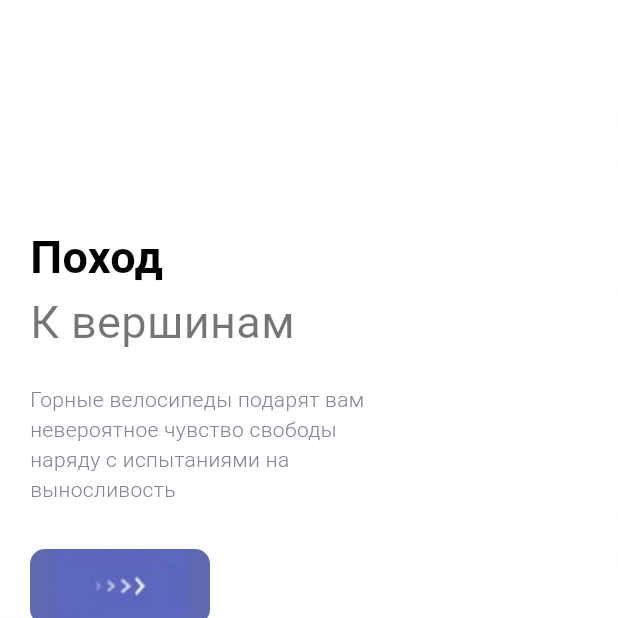
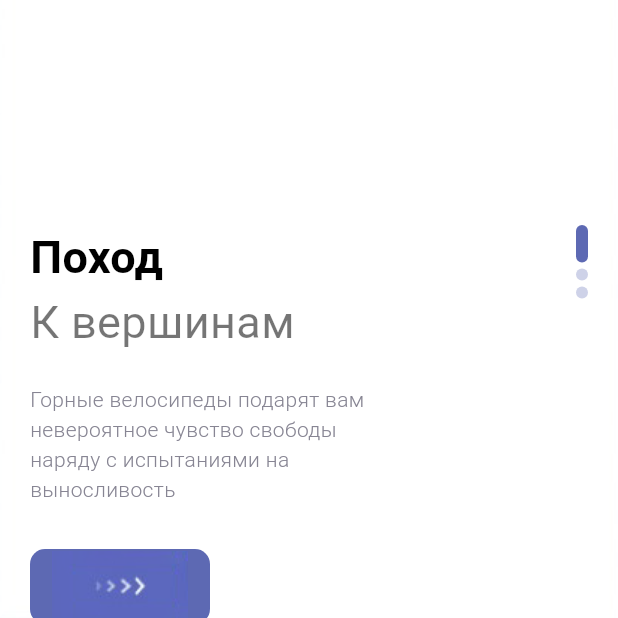
Before and after one commit to ereminmaksim/weatherAppFlutter, a Flutter app: the screen it shows after launch, on a phone screen of 412 x 824 dp, the top half of it. Run offline on Flutter 3.47's test engine with Material 3 defaults, Android fonts, the phone set to English and light mode, and no system bars.

Commit message:
cubit_flutter - добавлен вертикальный динамический слайдер с прокруткой страниц

```diff
--- a/lib/pages/welcome_page.dart
+++ b/lib/pages/welcome_page.dart
@@ -14,16 +14,17 @@ class WelcomePage extends StatefulWidget {
 
 class _WelcomePageState extends State<WelcomePage> {
   List images = ["welcome-one.png", "welcome-two.png", "welcome-three.png"];
-  List heading = ["Поход к вершинам",
+  List heading = [
+    "Поход к вершинам",
     "Ощутите величие гор",
     "Прекрасные виды гарантированы"
   ];
 
-  List description = ["Горные велосипеды подарят вам невероятное чувство свободы наряду с испытаниями на выносливость",
+  List description = [
+    "Горные велосипеды подарят вам невероятное чувство свободы наряду с испытаниями на выносливость",
     "Свобода, выносливость, незабываемые моменты ждут вас.",
     "Покорите горные вершины и смотрите на горные пейзажи, исследуйте непроходимые тропы и наслаждайтесь свободой на каждом повороте с нашим горным велосипедом"
   ];
-
 
   @override
   Widget build(BuildContext context) {
@@ -43,13 +44,18 @@ class _WelcomePageState extends State<WelcomePage> {
                 child: Container(
                   margin: const EdgeInsets.only(top: 150, left: 20, right: 20),
                   child: Row(
+                    mainAxisAlignment: MainAxisAlignment.spaceBetween,
                     children: [
                       Column(
                         crossAxisAlignment: CrossAxisAlignment.start,
                         children: [
                           AppLargeText(text: "Поход"),
-                          AppText(text: "К вершинам", size: 30,fontWeight: FontWeight.w400,),
-                        SizedBox(height: 20,),
+                          AppText(
+                            text: "К вершинам",
+                            size: 30,
+                            fontWeight: FontWeight.w400,
+                          ),
+                          const SizedBox(height: 20,),
                           Container(
                             width: 250,
                             child: AppText(
@@ -59,9 +65,27 @@ class _WelcomePageState extends State<WelcomePage> {
                               fontWeight: FontWeight.w300,
                             ),
                           ),
-                        SizedBox(height: 30,),
+                          const SizedBox(height: 30),
                           ResponsiveButton(width: 120,)
                         ],
+                      ),
+                      Column(
+                          children: List.generate(3, (indexDots) {
+                            return Column(
+                              mainAxisSize: MainAxisSize.min,
+                              children: [
+                                Container(
+                                  width: 8,
+                                  height: index == indexDots ? 25 : 8,
+                                  decoration: BoxDecoration(
+                                    borderRadius: BorderRadius.circular(8),
+                                    color: index == indexDots ? AppColors.mainColor : AppColors.mainColor.withOpacity(0.3),
+                                  ),
+                                ),
+                                if (indexDots != 2) const SizedBox(height: 4)
+                              ],
+                            );
+                          }),
                       )
                     ],
                   ),
```
Lines whose indentation alone changed are shown as unchanged.
